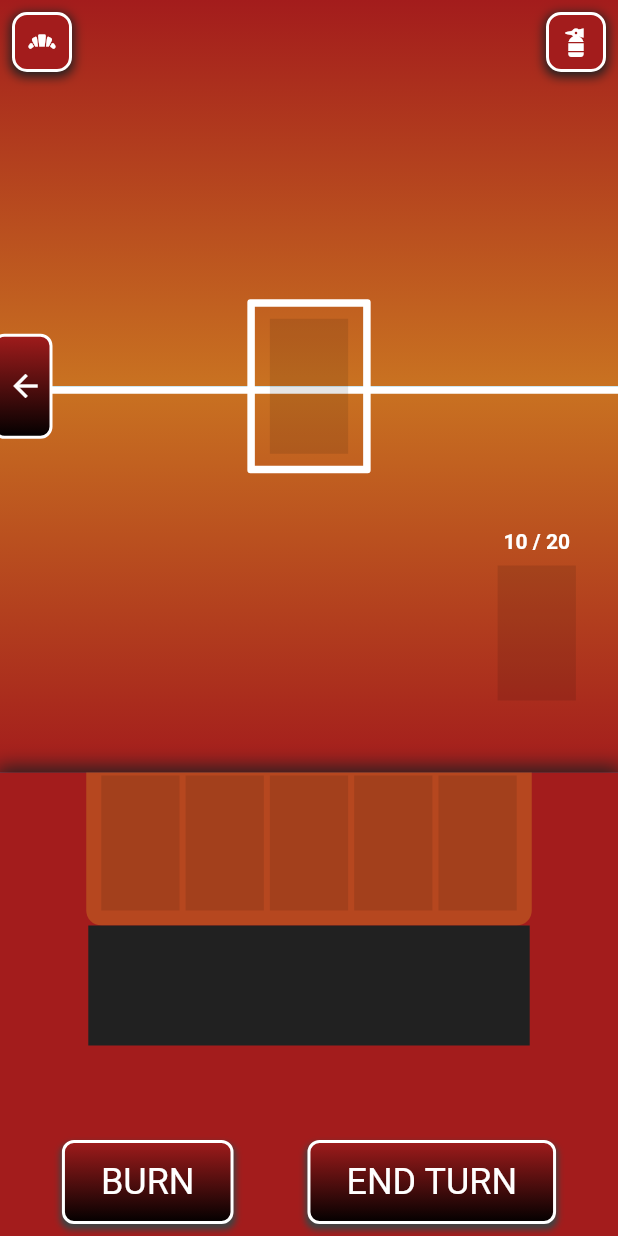
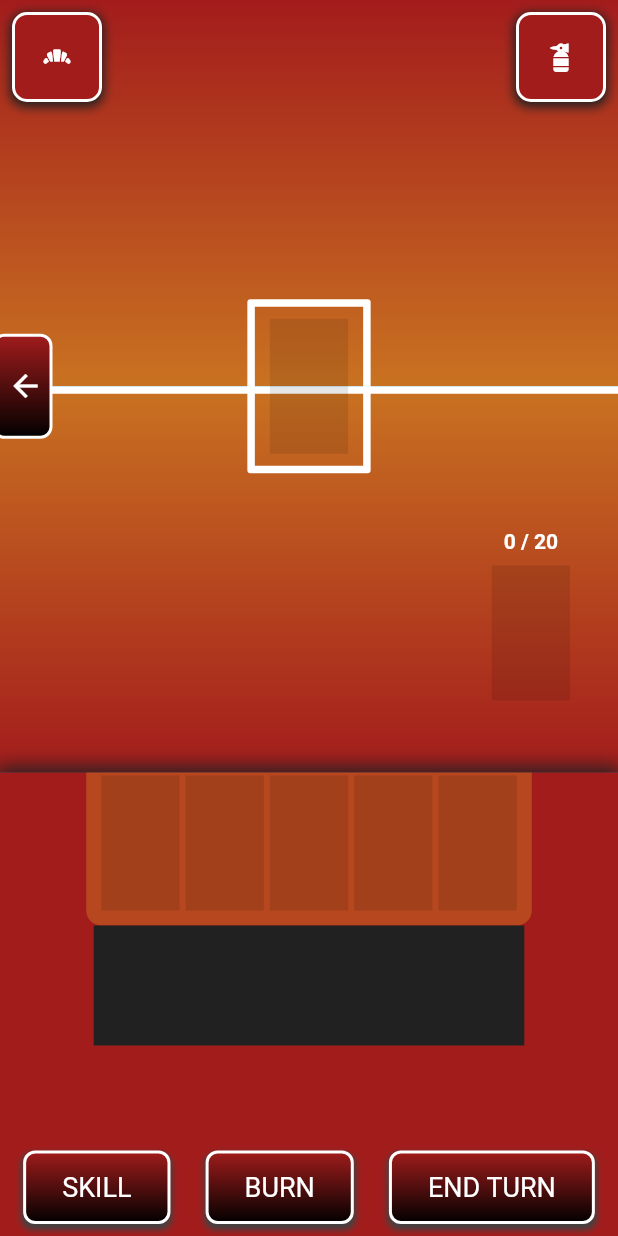
Before and after one commit to dompetriella/Elementals, a Flutter app: the GamePage screen opened by its route, on a phone screen of 412 x 824 dp. Run offline on Flutter 3.47's test engine with Material 2 defaults, Android fonts, the phone set to English and light mode, and no system bars; our stand-ins replace flutter_riverpod, freezed_annotation, go_router, hexcolor; missing offline and left inert: flutter_guid.

Commit message:
minor visual adjustments

```diff
--- a/lib/pages/game_page.dart
+++ b/lib/pages/game_page.dart
@@ -21,8 +21,8 @@ double playerCardWidth = playerCardHeight * .58;
 double opponentCardHeight = 65;
 double opponentCardWidth = opponentCardHeight * .58;
 
-double playerIconDisplayHeight = 40;
-double playerIconDisplayWidth = 40;
+double playerIconDisplayHeight = 60;
+double playerIconDisplayWidth = 60;
 
 class GamePage extends StatelessWidget {
   const GamePage({super.key});
@@ -59,7 +59,7 @@ class GamePage extends StatelessWidget {
   }
 }
 
-// I can give this local state with hooks to swap these two
+// I can give this local state with hooks to swap placeholder
 class PlayZoneCard extends ConsumerWidget {
   const PlayZoneCard({
     super.key,
@@ -252,19 +252,20 @@ class PlayerHandArea extends ConsumerWidget {
                     ),
                   ),
                 ),
-                Padding(
-                  padding:
-                      EdgeInsets.symmetric(horizontal: phoneWidth(context) / 7),
-                  child: Container(
+                Container(
+                  width: playerCardWidth * 5.5,
                   height: 80,
                   color: Colors.grey.shade900,
-                  ),
                 ),
               ],
             ),
             Row(
               mainAxisAlignment: MainAxisAlignment.spaceEvenly,
               children: [
+                PlayerTurnActionButton(
+                  theme: theme,
+                  text: 'Skill',
+                ),
                 PlayerTurnActionButton(
                   theme: theme,
                   text: 'Burn',
@@ -316,7 +317,7 @@ class PlayerTurnActionButton extends StatelessWidget {
               child: Center(
                 child: Text(
                   text.toUpperCase(),
-                  style: TextStyle(fontSize: 24, color: Colors.white),
+                  style: TextStyle(fontSize: 18, color: Colors.white),
                 ),
               ),
             ),
@@ -418,16 +419,20 @@ class PlayerDiscardPile extends ConsumerWidget {
     var player = ref.watch(playerProvider.notifier).state;
     return Column(
       children: [
-        Center(
-            child: Padding(
+        Padding(
           padding: const EdgeInsets.all(8.0),
+          child: SizedBox(
+            width: playerCardWidth,
+            child: Center(
               child: Text(
-            '10 / 20',
+                '0 / 20',
                 style: TextStyle(
                     fontWeight: FontWeight.bold,
                     color: Theme.of(context).colorScheme.onPrimary),
               ),
-        )),
+            ),
+          ),
+        ),
         player.discardPile.length < 1
             ? PlaceholderCard()
             : Stack(children: player.discardPile)
```
Lines whose indentation alone changed are shown as unchanged.
